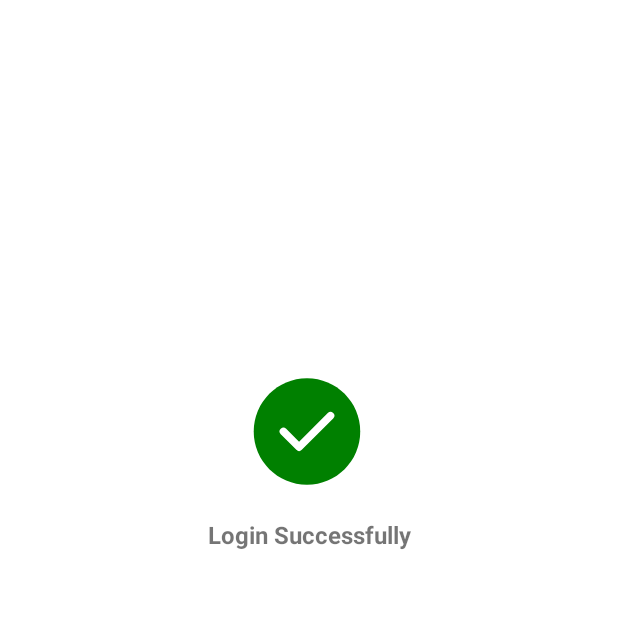
After one commit to Arman8770/adeptstudy, an Android app: the LoginSuccessfull screen opened directly, with no data from a screen before it, on a phone screen of 412 x 824 dp, the top half of it. The commit adds this screen. Run offline under Robolectric (Android 15) with nearby library versions, the phone set to English and light mode, and no system bars.

Commit message:
Login successful

```diff
--- a/app/build.gradle
+++ b/app/build.gradle
@@ -1,6 +1,7 @@
 plugins {
     id 'com.android.application'
     id 'org.jetbrains.kotlin.android'
+    id 'com.google.gms.google-services'
 }
 
 android {
@@ -37,6 +38,7 @@ android {
 
 dependencies {
 
+    implementation "com.airbnb.android:lottie:5.2.0"
     implementation 'androidx.core:core-ktx:1.9.0'
     implementation 'androidx.appcompat:appcompat:1.5.1'
     implementation 'com.google.android.material:material:1.7.0'
@@ -44,6 +46,9 @@ dependencies {
     implementation 'androidx.annotation:annotation:1.5.0'
     implementation 'androidx.lifecycle:lifecycle-livedata-ktx:2.5.1'
     implementation 'androidx.lifecycle:lifecycle-viewmodel-ktx:2.5.1'
+    implementation 'com.google.firebase:firebase-auth:21.1.0'
+    implementation 'com.google.android.gms:play-services-auth:20.4.0'
+    implementation 'com.google.firebase:firebase-common-ktx:20.2.0'
     testImplementation 'junit:junit:4.13.2'
     androidTestImplementation 'androidx.test.ext:junit:1.1.4'
     androidTestImplementation 'androidx.test.espresso:espresso-core:3.5.0'
--- /dev/null
+++ b/app/src/main/java/com/ayushapp/adeptstudy/LoginSuccessfull.kt
@@ -0,0 +1,33 @@
+package com.ayushapp.adeptstudy
+
+import android.animation.Animator
+import android.annotation.SuppressLint
+import androidx.appcompat.app.AppCompatActivity
+import android.os.Bundle
+import android.os.Handler
+import android.os.Looper
+import android.view.View
+import android.widget.TextView
+import com.airbnb.lottie.LottieAnimationView
+import java.util.Objects
+
+class LoginSuccessfull : AppCompatActivity() {
+    @SuppressLint("SetTextI18n")
+    override fun onCreate(savedInstanceState: Bundle?) {
+        super.onCreate(savedInstanceState)
+        setContentView(R.layout.activity_login_successfull)
+        supportActionBar!!.hide()
+
+        val rightTick =  findViewById<LottieAnimationView>(R.id.animationRightTick)
+        val btnlogs = findViewById<TextView>(R.id.btnLogSuccess)
+        Handler(Looper.getMainLooper()).postDelayed({
+            rightTick.visibility = View.VISIBLE
+            rightTick.playAnimation()
+        },1000)
+
+        rightTick.setOnClickListener{
+            rightTick.playAnimation()
+        }
+        btnlogs.text = "Login Successfully"
+    }
+}
--- a/app/src/main/java/com/ayushapp/adeptstudy/SplashScreen.kt
+++ b/app/src/main/java/com/ayushapp/adeptstudy/SplashScreen.kt
@@ -1,11 +1,13 @@
 package com.ayushapp.adeptstudy
 
+import android.annotation.SuppressLint
 import android.content.Intent
 import androidx.appcompat.app.AppCompatActivity
 import android.os.Bundle
 import android.os.Handler
 import android.os.Looper
 
+@SuppressLint("CustomSplashScreen")
 class SplashScreen : AppCompatActivity() {
     override fun onCreate(savedInstanceState: Bundle?) {
         super.onCreate(savedInstanceState)
--- /dev/null
+++ b/app/src/main/res/layout/activity_login_successfull.xml
@@ -0,0 +1,36 @@
+<?xml version="1.0" encoding="utf-8"?>
+<androidx.constraintlayout.widget.ConstraintLayout xmlns:android="http://schemas.android.com/apk/res/android"
+    xmlns:app="http://schemas.android.com/apk/res-auto"
+    xmlns:tools="http://schemas.android.com/tools"
+    android:layout_width="match_parent"
+    android:layout_height="match_parent"
+    tools:context=".LoginSuccessfull">
+
+    <com.airbnb.lottie.LottieAnimationView
+        android:id="@+id/animationRightTick"
+        android:layout_width="200dp"
+        android:layout_height="200dp"
+        android:layout_marginTop="185dp"
+        android:visibility="visible"
+        app:layout_constraintEnd_toEndOf="parent"
+        app:layout_constraintStart_toStartOf="parent"
+        app:layout_constraintTop_toTopOf="parent"
+        app:lottie_autoPlay="false"
+        app:lottie_fileName="rightsuccesstick.json"
+        app:lottie_loop="false"
+        app:lottie_speed="1"
+        app:lottie_url="" />
+
+    <TextView
+        android:id="@+id/btnLogSuccess"
+        android:layout_width="wrap_content"
+        android:layout_height="wrap_content"
+        android:layout_marginTop="160dp"
+        android:textSize="16sp"
+        android:textStyle="bold"
+        app:layout_constraintEnd_toEndOf="parent"
+        app:layout_constraintStart_toStartOf="parent"
+        app:layout_constraintTop_toTopOf="@+id/animationRightTick"
+        tools:text="TextView" />
+
+</androidx.constraintlayout.widget.ConstraintLayout>
--- a/build.gradle
+++ b/build.gradle
@@ -1,4 +1,8 @@
-// Top-level build file where you can add configuration options common to all sub-projects/modules.
+buildscript {
+    dependencies {
+        classpath 'com.google.gms:google-services:4.3.14'
+    }
+}// Top-level build file where you can add configuration options common to all sub-projects/modules.
 plugins {
     id 'com.android.application' version '7.3.1' apply false
     id 'com.android.library' version '7.3.1' apply false
```
Also changed, not shown: app/src/main/AndroidManifest.xml (+16 -3 lines), app/src/main/assets/rightsuccesstick.json (added, +1 -0 lines), app/src/main/java/com/ayushapp/adeptstudy/Login.kt (+71 -1 lines), app/src/main/java/com/ayushapp/adeptstudy/LoginAdminSuccessfull.kt (added, +11 -0 lines), app/src/main/res/layout/activity_login.xml (+25 -42 lines), app/src/main/res/layout/activity_login_admin_successfull.xml (added, +7 -0 lines), 1 other file.
